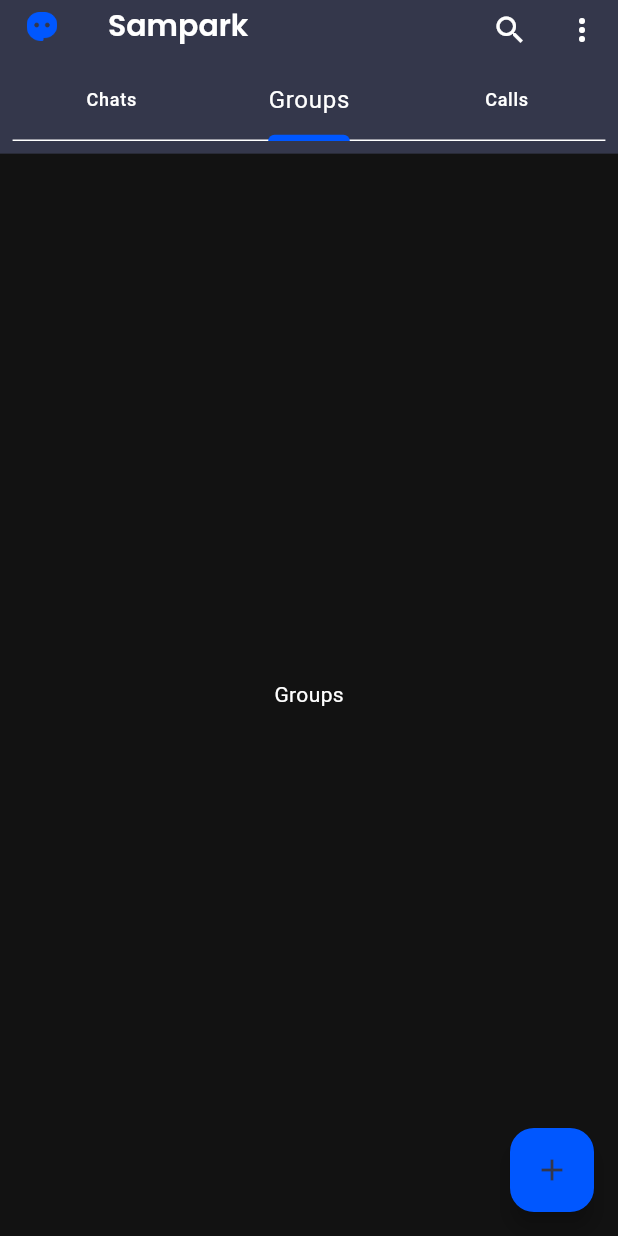
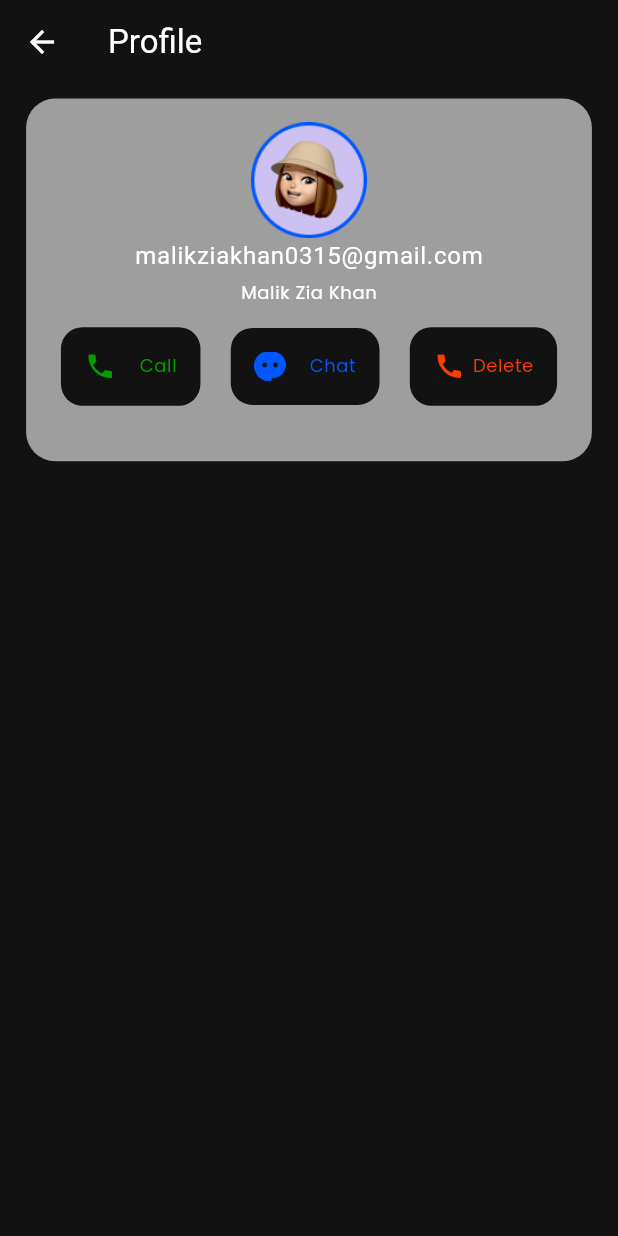
Before and after one commit to Qariziaullahkhan/SamPark-App, a Flutter app: the HomePage screen opened by its route, tab 2 chosen, after a tap on the "more vert" icon, on a phone screen of 412 x 824 dp. Run offline on Flutter 3.47's test engine with Material 3 defaults, Android fonts, the phone set to English and light mode, and no system bars; our stand-ins replace firebase_auth, firebase_core, flutter_screenutil, get, google_fonts, slide_to_act; accounts and stored records are empty; project files that could hold a hidden picture were left out.

Commit message:
create profile screen

```diff
--- a/lib/config/colors.dart
+++ b/lib/config/colors.dart
@@ -6,3 +6,5 @@ const lgcontainercolor = Color(0xFF34374B);
 const lgiconcolor = Color(0xFF9E9E9E);
 const logtextcolor = Color(0xFFFF9900);
 const lgwhitecolor = Color(0xFFFFFFFF);
+const lgbluecolor = Color(0xFF039C00);
+const lgredcolor = Color(0xFFF93C00);
--- a/lib/config/pagepath.dart
+++ b/lib/config/pagepath.dart
@@ -3,6 +3,7 @@ import 'package:get/get_navigation/src/routes/transitions_type.dart';
 import 'package:sampark_app/pages/auth/auth_page.dart';
 import 'package:sampark_app/pages/chat/caht_page.dart';
 import 'package:sampark_app/pages/home/home.dart';
+import 'package:sampark_app/pages/profile/profile.dart';
 
 var pagepath = [
   GetPage(
@@ -18,4 +19,8 @@ var pagepath = [
       name: "/chatpage",
       page: () => ChatPage(),
       transition: Transition.rightToLeft),
+  GetPage(
+      name: "/profilepage",
+      page: () => Profile(),
+      transition: Transition.rightToLeft),
 ];
--- a/lib/config/theme.dart
+++ b/lib/config/theme.dart
@@ -10,6 +10,7 @@ var darkthem = ThemeData(
       primary: lgprimarycolor,
       onPrimary: lgwhitecolor,
       primaryContainer: lgiconcolor,
+      secondary: lgbluecolor,
       onPrimaryContainer: lgcontainercolor),
   textTheme: TextTheme(
     headlineLarge: GoogleFonts.poppins(
@@ -32,5 +33,10 @@ var darkthem = ThemeData(
       fontWeight: FontWeight.w400,
       color: lgwhitecolor,
     ),
+    bodyMedium: GoogleFonts.poppins(
+      fontSize: 12,
+      fontWeight: FontWeight.w500,
+      color: lgbluecolor,
+    ),
   ),
 );
--- a/lib/pages/auth/auth_page.dart
+++ b/lib/pages/auth/auth_page.dart
@@ -12,6 +12,7 @@ class AuthPage extends StatelessWidget {
   Widget build(BuildContext context) {
     return Scaffold(
       body: SafeArea(
+        child: SingleChildScrollView(
           child: Column(
             children: [
               Mysize(
@@ -34,6 +35,7 @@ class AuthPage extends StatelessWidget {
             ],
           ),
         ),
+      ),
     );
   }
 }
--- a/lib/pages/home/home.dart
+++ b/lib/pages/home/home.dart
@@ -1,5 +1,6 @@
 import 'package:flutter/material.dart';
 import 'package:flutter_screenutil/flutter_screenutil.dart';
+import 'package:get/get.dart';
 import 'package:sampark_app/pages/chat/chat_list.dart';
 import 'package:sampark_app/widgets/tab_bar.dart';
 import 'package:sampark_app/config/images.dart';
@@ -12,18 +13,12 @@ class HomePage extends StatefulWidget {
   State<HomePage> createState() => _HomePageState();
 }
 
-class _HomePageState extends State<HomePage> with TickerProviderStateMixin {
-  late TabController tabController;
-
-  @override
-  void initState() {
-    super.initState();
-    tabController = TabController(length: 3, vsync: this);
-  }
-
+class _HomePageState extends State<HomePage> {
   @override
   Widget build(BuildContext context) {
-    return Scaffold(
+    return DefaultTabController(
+      length: 3, // number of tabs
+      child: Scaffold(
         appBar: AppBar(
           backgroundColor: Theme.of(context).colorScheme.onPrimaryContainer,
           leading: Padding(
@@ -40,14 +35,16 @@ class _HomePageState extends State<HomePage> with TickerProviderStateMixin {
           actions: [
             IconButton(onPressed: () {}, icon: const Icon(Icons.search)),
             IconButton(
-              onPressed: () {}, icon: const Icon(Icons.more_vert_outlined)),
+                onPressed: () {
+                  Get.toNamed('/profilepage');
+                },
+                icon: const Icon(Icons.more_vert_outlined)),
           ],
-        bottom: myTabBar(tabController, context),
+          bottom: myTabBar(context), // remove controller from here
         ),
-      body: TabBarView(
-        controller: tabController,
-        children: const [
-          ChatList(), // <-- Corrected this line
+        body: const TabBarView(
+          children: [
+            ChatList(),
             Center(child: Text("Groups")),
             Center(child: Text("Calls")),
           ],
@@ -55,7 +52,11 @@ class _HomePageState extends State<HomePage> with TickerProviderStateMixin {
         floatingActionButton: FloatingActionButton(
           onPressed: () {},
           backgroundColor: Theme.of(context).colorScheme.primary,
-        child: const Icon(Icons.add),
+          child: const Icon(
+            Icons.add,
+            color: Colors.white,
+          ),
+        ),
       ),
     );
   }
--- /dev/null
+++ b/lib/pages/profile/profile.dart
@@ -0,0 +1,152 @@
+import 'package:flutter/material.dart';
+import 'package:flutter_screenutil/flutter_screenutil.dart';
+import 'package:sampark_app/config/colors.dart';
+import 'package:sampark_app/config/images.dart';
+import 'package:sampark_app/widgets/mysize.dart';
+
+class Profile extends StatelessWidget {
+  const Profile({super.key});
+
+  @override
+  Widget build(BuildContext context) {
+    return Scaffold(
+      appBar: AppBar(
+        title: Text("Profile"),
+      ),
+      body: Column(
+        children: [
+          Container(
+            margin: EdgeInsets.symmetric(horizontal: 18.h, vertical: 10.h),
+            padding: EdgeInsets.all(15.sp),
+            width: double.infinity,
+            height: 250.h,
+            decoration: BoxDecoration(
+              color: Theme.of(context).colorScheme.primaryContainer,
+              borderRadius: BorderRadius.circular(20.r),
+            ),
+            child: Row(
+              children: [
+                Expanded(
+                  child: Column(
+                    crossAxisAlignment: CrossAxisAlignment.start,
+                    children: [
+                      Row(
+                        mainAxisAlignment: MainAxisAlignment.center,
+                        children: [
+                          Image.asset(
+                            AssetsImages.girlimages,
+                            height: 80.h,
+                          ),
+                        ],
+                      ),
+                      Row(
+                        mainAxisAlignment: MainAxisAlignment.center,
+                        children: [
+                          Text("malikziakhan0315@gmail.com",
+                              style: Theme.of(context).textTheme.bodyLarge),
+                        ],
+                      ),
+                      Mysize(
+                        height: 5.h,
+                      ),
+                      Row(
+                        mainAxisAlignment: MainAxisAlignment.center,
+                        children: [
+                          Text("Malik Zia Khan",
+                              style: Theme.of(context).textTheme.bodySmall),
+                        ],
+                      ),
+                      Mysize(
+                        height: 15.h,
+                      ),
+                      Row(
+                        // This is the only changed section
+                        mainAxisAlignment: MainAxisAlignment.spaceEvenly,
+                        children: [
+                          Container(
+                            padding: EdgeInsets.all(15.sp),
+                            decoration: BoxDecoration(
+                              color: Theme.of(context).colorScheme.background,
+                              borderRadius: BorderRadius.circular(15.r),
+                            ),
+                            child: Row(
+                              children: [
+                                Icon(
+                                  Icons.phone,
+                                  color: lgbluecolor,
+                                  size: 20.w,
+                                ),
+                                Mysize(width: 15.w),
+                                Text(
+                                  "Call",
+                                  style: Theme.of(context)
+                                      .textTheme
+                                      .bodySmall!
+                                      .copyWith(color: lgbluecolor),
+                                )
+                              ],
+                            ),
+                          ),
+                          Mysize(width: 5.w),
+                          Container(
+                            padding: EdgeInsets.all(15.sp),
+                            decoration: BoxDecoration(
+                              color: Theme.of(context).colorScheme.background,
+                              borderRadius: BorderRadius.circular(15.r),
+                            ),
+                            child: Row(
+                              children: [
+                                Image.asset(
+                                  AssetsImages.logoPNG,
+                                  width: 20.w,
+                                  color: lgprimarycolor,
+                                ),
+                                Mysize(width: 15.w),
+                                Text(
+                                  "Chat",
+                                  style: Theme.of(context)
+                                      .textTheme
+                                      .bodySmall!
+                                      .copyWith(color: lgprimarycolor),
+                                )
+                              ],
+                            ),
+                          ),
+                          Mysize(width: 5.w),
+                          Container(
+                            padding: EdgeInsets.all(15.sp),
+                            decoration: BoxDecoration(
+                              color: Theme.of(context).colorScheme.background,
+                              borderRadius: BorderRadius.circular(15.r),
+                            ),
+                            child: Row(
+                              children: [
+                                Icon(
+                                  Icons.call,
+                                  color: lgredcolor,
+                                  size: 20.w,
+                                ),
+                                Mysize(width: 5.w),
+                                Text(
+                                  "Delete",
+                                  style: Theme.of(context)
+                                      .textTheme
+                                      .bodySmall!
+                                      .copyWith(color: lgredcolor),
+                                )
+                              ],
+                            ),
+                          ),
+                        ],
+                      ),
+                    ],
+                  ),
+                ),
+              ],
+            ),
+          )
+        ],
+      ),
+    );
+  }
+}
--- a/lib/widgets/tab_bar.dart
+++ b/lib/widgets/tab_bar.dart
@@ -1,28 +1,32 @@
 import 'package:flutter/material.dart';
 import 'package:flutter_screenutil/flutter_screenutil.dart';
 
-myTabBar(TabController tabcontroller, BuildContext context) {
+myTabBar(BuildContext context) {
   return PreferredSize(
     preferredSize: Size.fromHeight(48.h),
     child: Container(
+      color: Theme.of(context)
+          .colorScheme
+          .onPrimaryContainer, // Match app bar color
       padding: EdgeInsets.all(8.sp),
       child: TabBar(
-          controller: tabcontroller,
-          indicatorWeight: 4.w,
-          indicatorSize: TabBarIndicatorSize.label,
-          labelStyle: Theme.of(context).textTheme.bodyLarge,
-          unselectedLabelStyle: Theme.of(context).textTheme.labelMedium,
-          tabs: [
-            Tab(
-              text: "Chats",
-            ),
-            Tab(
-              text: "Groups",
-            ),
-            Tab(
-              text: "Calls",
-            ),
-          ]),
+        indicatorWeight: 4.w,
+        indicatorSize: TabBarIndicatorSize.label,
+        indicatorColor: Theme.of(context)
+            .colorScheme
+            .primary, // Primary color for indicator
+        labelColor: Theme.of(context)
+            .colorScheme
+            .primary, // Primary color for selected tab
+        unselectedLabelColor: Colors.grey, // Color for unselected tabs
+        labelStyle: Theme.of(context).textTheme.bodyLarge,
+        unselectedLabelStyle: Theme.of(context).textTheme.labelMedium,
+        tabs: const [
+          Tab(text: "Chats"),
+          Tab(text: "Groups"),
+          Tab(text: "Calls"),
+        ],
+      ),
     ),
   );
 }
--- a/pubspec.yaml
+++ b/pubspec.yaml
@@ -38,6 +38,9 @@ dependencies:
   flutter_screenutil: ^5.9.3
   slide_to_act: ^2.0.2
   get: ^4.7.2
+  firebase_core: ^3.13.0
+  firebase_auth: ^5.5.3
+  cloud_firestore: ^5.6.7
 
 dev_dependencies:
   flutter_test:
```
Also changed, not shown: lib/controller/auth_controller.dart (added, +40 -0 lines), lib/controller/splash_controller.dart (added, +21 -0 lines), lib/main.dart (+9 -3 lines), lib/pages/auth/login_form.dart (+42 -4 lines), lib/pages/auth/signup_form.dart (+54 -6 lines), lib/pages/splash/splac_page.dart (added, +19 -0 lines), firebase.json (added), lib/firebase_options.dart (added), lib/pages/splash/splash_pages.dart (renamed from lib/pages/splash_pages.dart), pubspec.lock, 6 other files. Lines whose indentation alone changed are shown as unchanged.
